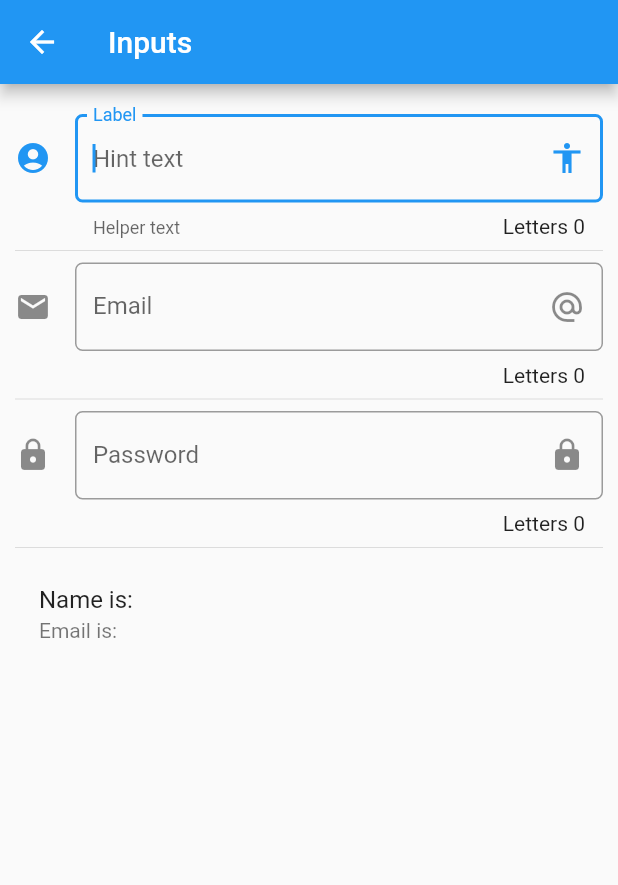
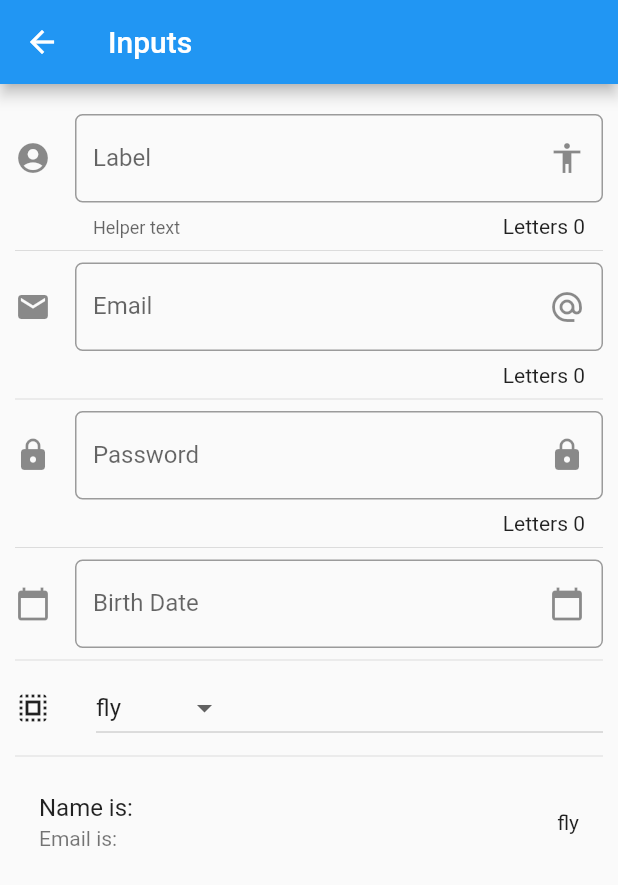
Before and after one commit to OHR7/flutter_components, a Flutter app: the screen it shows after launch, after a tap on "Inputs", on a phone screen of 412 x 824 dp. Shown: the top 885 px of the screen. Run offline on Flutter 3.47's test engine with Material 2 defaults, Android fonts, the phone set to English and light mode, and no system bars; network calls fail.

Commit message:
- Added locale settings to app - Added drop down button and options

```diff
--- a/lib/main.dart
+++ b/lib/main.dart
@@ -1,5 +1,7 @@
 import 'package:flutter/material.dart';
 import 'package:flutter_components/src/routes/routes.dart';
+import 'package:flutter_localizations/flutter_localizations.dart';
+
 
 void main() => runApp(MyApp());
 
@@ -7,6 +9,15 @@ class MyApp extends StatelessWidget {
   @override
   Widget build(BuildContext context) {
     return MaterialApp(
+      localizationsDelegates: [
+        // ... app-specific localization delegate[s] here
+        GlobalMaterialLocalizations.delegate,
+        GlobalWidgetsLocalizations.delegate,
+      ],
+      supportedLocales: [
+          const Locale('en'), // English
+          const Locale('es', 'ES'), // Spanish
+        ],
       debugShowCheckedModeBanner: false,
       title: 'Components',
       initialRoute: '/',
--- a/lib/src/pages/inputs_page.dart
+++ b/lib/src/pages/inputs_page.dart
@@ -11,6 +11,12 @@ class _InputPageState extends State<InputPage> {
 
   String _name = '';
   String _email = '';
+  String _date = '';
+  String _optionSelected = 'fly';
+
+  List<String> _powers = ['fly', 'X-Ray', 'Strenght'];
+
+  TextEditingController _inputFieldDateController = new TextEditingController();
 
   @override
   Widget build(BuildContext context) {
@@ -27,6 +33,10 @@ class _InputPageState extends State<InputPage> {
           Divider(),
           _createPassword(),
           Divider(),
+          _createDate(context),
+          Divider(),
+          _createDropdown(),
+          Divider(),
           _createPerson(),
         ],
       ),
@@ -36,7 +46,7 @@ class _InputPageState extends State<InputPage> {
   Widget _crateInput() {
 
     return TextField(
-      autofocus: true,
+      // autofocus: true,
       textCapitalization: TextCapitalization.sentences,
       decoration: InputDecoration(
         border: OutlineInputBorder(
@@ -64,6 +74,7 @@ class _InputPageState extends State<InputPage> {
     return ListTile(
       title: Text('Name is: $_name'),
       subtitle: Text('Email is: $_email'),
+      trailing: Text(_optionSelected),
     );
   }
 
@@ -102,4 +113,79 @@ class _InputPageState extends State<InputPage> {
       onChanged: (value) {}
     );
   }
+
+  Widget _createDate( BuildContext context ) {
+    return TextField(
+      enableInteractiveSelection: false,
+      controller: _inputFieldDateController,
+      decoration: InputDecoration(
+        border: OutlineInputBorder(
+          borderRadius: BorderRadius.circular(5.0)
+        ),
+        hintText: 'Birth Date',
+        labelText: 'Birth Date',
+        suffixIcon: Icon(Icons.calendar_today),
+        icon: Icon(Icons.calendar_today)
+      ),
+      onTap: () {
+
+        FocusScope.of(context).requestFocus(new FocusNode());
+        _selectDate(context);
+
+      },
+    );
+  }
+
+  _selectDate(BuildContext context) async {
+    DateTime picked = await showDatePicker(
+      context: context,
+      initialDate: new DateTime.now(),
+      firstDate: new DateTime(2018),
+      lastDate: new DateTime(2025),
+      locale: Locale('es', 'ES')
+    );
+
+    if ( picked != null ) {
+      setState(() {
+        _date = picked.toString();
+        _inputFieldDateController.text = _date;
+      });
+    }
+  }
+
+  List<DropdownMenuItem<String>> getDropdownOptions() {
+    List<DropdownMenuItem<String>> list = new List();
+
+    _powers.forEach( (power) {
+      list.add(DropdownMenuItem(
+        child: Text(power),
+        value: power,
+      ));
+    });
+
+    return list;
+  }
+
+  Widget _createDropdown() {
+
+    return Row(
+      children: <Widget>[
+        Icon(Icons.select_all),
+        SizedBox(width: 30.0),
+        Expanded(
+          child: DropdownButton(
+            value: _optionSelected,
+            items: getDropdownOptions(),
+            onChanged: (opt) {
+              setState(() {
+                _optionSelected = opt;
+              });
+            },
+          ),
+        ),
+      ],
+    );
+
+
+  }
 }
--- a/pubspec.yaml
+++ b/pubspec.yaml
@@ -18,6 +18,8 @@ environment:
 
 dependencies:
   flutter:
+    sdk: flutter
+  flutter_localizations:
     sdk: flutter
 
   # The following adds the Cupertino Icons font to your application.
```
Also changed, not shown: pubspec.lock.
